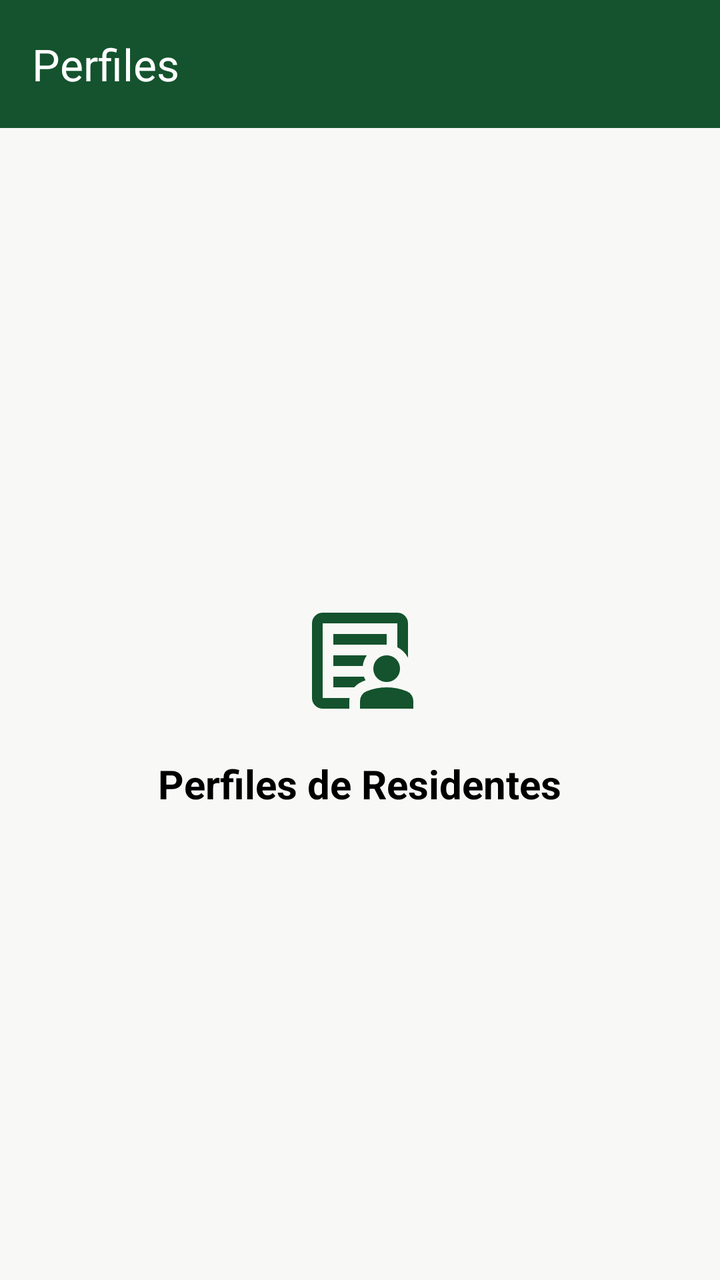
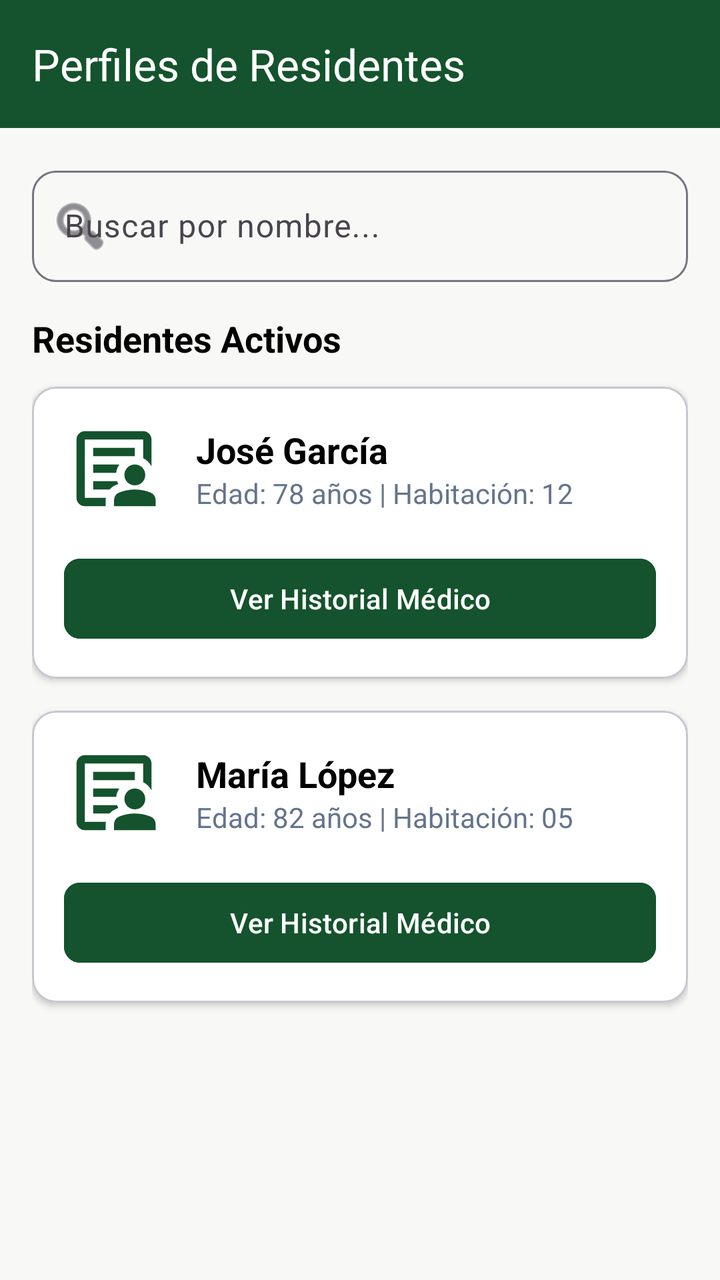

Screens rendered from an Android XML layout before and after an edit, with the pre-edit source and the edit as a unified diff.
<!-- AndroidManifest.xml: application theme Theme.ControlDeMedicamentos -->
<!-- res/layout/activity_perfiles.xml -->
<?xml version="1.0" encoding="utf-8"?>
<LinearLayout xmlns:android="http://schemas.android.com/apk/res/android"
    xmlns:app="http://schemas.android.com/apk/res-auto"
    android:layout_width="match_parent"
    android:layout_height="match_parent"
    android:orientation="vertical"
    android:background="@color/bg_screen">

    <androidx.appcompat.widget.Toolbar
        android:id="@+id/toolbar"
        android:layout_width="match_parent"
        android:layout_height="?attr/actionBarSize"
        android:background="@color/primary_green"
        app:title="Perfiles"
        app:titleTextColor="@color/white" />

    <LinearLayout
        android:layout_width="match_parent"
        android:layout_height="match_parent"
        android:gravity="center"
        android:orientation="vertical">

        <ImageView
            android:layout_width="64dp"
            android:layout_height="64dp"
            android:src="@drawable/ic_perfiles"
            app:tint="@color/primary_green"
            android:layout_marginBottom="16dp"/>

        <TextView
            android:layout_width="wrap_content"
            android:layout_height="wrap_content"
            android:text="Perfiles de Residentes"
            android:textSize="20sp"
            android:textStyle="bold"
            android:textColor="@color/black"/>
    </LinearLayout>
</LinearLayout>
<!-- resources referenced by this layout -->
<resources>
  <color name="bg_screen">#F8F9F6</color>
  <color name="black">#FF000000</color>
  <color name="primary_green">#14532D</color>
  <color name="white">#FFFFFFFF</color>
  <!-- drawable ic_perfiles (drawable) -->
  <vector xmlns:android="http://schemas.android.com/apk/res/android" android:height="24dp" android:tint="#000000" android:viewportHeight="960" android:viewportWidth="960" android:width="24dp">
        
      <path android:fillColor="@android:color/white" android:pathData="M200,760L200,760Q200,760 200,760Q200,760 200,760L200,200Q200,200 200,200Q200,200 200,200L200,200Q200,200 200,200Q200,200 200,200L200,379Q200,370 200,365Q200,360 200,360Q200,360 200,412.5Q200,465 200,540Q200,563 200,585Q200,607 200,627Q200,644 200,675Q200,706 200,760ZM280,520L501,520Q503,498 511,478Q519,458 531,440L280,440L280,520ZM280,680L437,680Q454,660 476,647.5Q498,635 522,627Q518,621 515,614Q512,607 510,600L280,600L280,680ZM280,360L680,360Q680,360 680,360Q680,360 680,360L680,280L280,280L280,360ZM200,840Q167,840 143.5,816.5Q120,793 120,760L120,200Q120,167 143.5,143.5Q167,120 200,120L760,120Q793,120 816.5,143.5Q840,167 840,200L840,458Q826,432 806,412Q786,392 760,379L760,200Q760,200 760,200Q760,200 760,200L200,200Q200,200 200,200Q200,200 200,200L200,760Q200,760 200,760Q200,760 200,760L402,760Q401,766 400.5,772Q400,778 400,784L400,840L200,840ZM609,611Q580,582 580,540Q580,498 609,469Q638,440 680,440Q722,440 751,469Q780,498 780,540Q780,582 751,611Q722,640 680,640Q638,640 609,611ZM480,840L480,784Q480,760 492.5,739.5Q505,719 528,710Q564,695 602.5,687.5Q641,680 680,680Q719,680 757.5,687.5Q796,695 832,710Q855,719 867.5,739.5Q880,760 880,784L880,840L480,840Z"/>
      
  </vector>
  <style name="Theme.ControlDeMedicamentos" parent="Base.Theme.ControlDeMedicamentos" />
  <style name="Base.Theme.ControlDeMedicamentos" parent="Theme.Material3.DayNight.NoActionBar">
          
          
      </style>
</resources>

<!-- the commit's change to res/layout/activity_perfiles.xml (unified diff, before → after) -->
@@ -6,33 +6,177 @@
     android:orientation="vertical"
     android:background="@color/bg_screen">
 
+    
     <androidx.appcompat.widget.Toolbar
         android:id="@+id/toolbar"
         android:layout_width="match_parent"
         android:layout_height="?attr/actionBarSize"
         android:background="@color/primary_green"
-        app:title="Perfiles"
+        app:title="Perfiles de Residentes"
         app:titleTextColor="@color/white" />
 
-    <LinearLayout
+    <androidx.core.widget.NestedScrollView
         android:layout_width="match_parent"
         android:layout_height="match_parent"
-        android:gravity="center"
-        android:orientation="vertical">
+        android:fillViewport="true">
 
-        <ImageView
-            android:layout_width="64dp"
-            android:layout_height="64dp"
-            android:src="@drawable/ic_perfiles"
-            app:tint="@color/primary_green"
-            android:layout_marginBottom="16dp"/>
+        <LinearLayout
+            android:layout_width="match_parent"
+            android:layout_height="wrap_content"
+            android:orientation="vertical"
+            android:padding="16dp">
 
-        <TextView
-            android:layout_width="wrap_content"
-            android:layout_height="wrap_content"
-            android:text="Perfiles de Residentes"
-            android:textSize="20sp"
-            android:textStyle="bold"
-            android:textColor="@color/black"/>
-    </LinearLayout>
+            
+            <com.google.android.material.textfield.TextInputLayout
+                android:layout_width="match_parent"
+                android:layout_height="wrap_content"
+                android:hint="Buscar por nombre..."
+                app:startIconDrawable="@android:drawable/ic_menu_search"
+                app:boxCornerRadiusTopStart="12dp"
+                app:boxCornerRadiusTopEnd="12dp"
+                app:boxCornerRadiusBottomStart="12dp"
+                app:boxCornerRadiusBottomEnd="12dp"
+                android:layout_marginBottom="16dp">
+
+                <com.google.android.material.textfield.TextInputEditText
+                    android:layout_width="match_parent"
+                    android:layout_height="wrap_content"
+                    android:inputType="textPersonName" />
+            </com.google.android.material.textfield.TextInputLayout>
+
+            <TextView
+                android:layout_width="wrap_content"
+                android:layout_height="wrap_content"
+                android:text="Residentes Activos"
+                android:textSize="18sp"
+                android:textStyle="bold"
+                android:textColor="@color/black"
+                android:layout_marginBottom="12dp"/>
+
+            
+            <com.google.android.material.card.MaterialCardView
+                android:layout_width="match_parent"
+                android:layout_height="wrap_content"
+                android:layout_marginBottom="16dp"
+                app:cardCornerRadius="12dp"
+                app:cardElevation="2dp"
+                app:cardBackgroundColor="@color/white">
+
+                <LinearLayout
+                    android:layout_width="match_parent"
+                    android:layout_height="wrap_content"
+                    android:orientation="vertical"
+                    android:padding="16dp">
+
+                    <LinearLayout
+                        android:layout_width="match_parent"
+                        android:layout_height="wrap_content"
+                        android:orientation="horizontal"
+                        android:gravity="center_vertical">
+
+                        
+                        <ImageView
+                            android:layout_width="50dp"
+                            android:layout_height="50dp"
+                            android:src="@drawable/ic_perfiles"
+                            app:tint="@color/primary_green"
+                            android:layout_marginEnd="16dp"/>
+
+                        <LinearLayout
+                            android:layout_width="0dp"
+                            android:layout_height="wrap_content"
+                            android:layout_weight="1"
+                            android:orientation="vertical">
+
+                            <TextView
+                                android:layout_width="wrap_content"
+                                android:layout_height="wrap_content"
+                                android:text="José García"
+                                android:textSize="18sp"
+                                android:textStyle="bold"
+                                android:textColor="@color/black"/>
+
+                            <TextView
+                                android:layout_width="wrap_content"
+                                android:layout_height="wrap_content"
+                                android:text="Edad: 78 años | Habitación: 12"
+                                android:textSize="14sp"
+                                android:textColor="@color/text_grey"/>
+                        </LinearLayout>
+                    </LinearLayout>
+
+                    
+                    <com.google.android.material.button.MaterialButton
+                        android:layout_width="match_parent"
+                        android:layout_height="wrap_content"
+                        android:layout_marginTop="16dp"
+                        android:text="Ver Historial Médico"
+                        app:cornerRadius="8dp"
+                        android:backgroundTint="@color/primary_green"/>
+                </LinearLayout>
+            </com.google.android.material.card.MaterialCardView>
+
+            
+            <com.google.android.material.card.MaterialCardView
+                android:layout_width="match_parent"
+                android:layout_height="wrap_content"
+                android:layout_marginBottom="16dp"
+                app:cardCornerRadius="12dp"
+                app:cardElevation="2dp"
+                app:cardBackgroundColor="@color/white">
+
+                <LinearLayout
+                    android:layout_width="match_parent"
+                    android:layout_height="wrap_content"
+                    android:orientation="vertical"
+                    android:padding="16dp">
+
+                    <LinearLayout
+                        android:layout_width="match_parent"
+                        android:layout_height="wrap_content"
+                        android:orientation="horizontal"
+                        android:gravity="center_vertical">
+
+                        <ImageView
+                            android:layout_width="50dp"
+                            android:layout_height="50dp"
+                            android:src="@drawable/ic_perfiles"
+                            app:tint="@color/primary_green"
+                            android:layout_marginEnd="16dp"/>
+
+                        <LinearLayout
+                            android:layout_width="0dp"
+                            android:layout_height="wrap_content"
+                            android:layout_weight="1"
+                            android:orientation="vertical">
+
+                            <TextView
+                                android:layout_width="wrap_content"
+                                android:layout_height="wrap_content"
+                                android:text="María López"
+                                android:textSize="18sp"
+                                android:textStyle="bold"
+                                android:textColor="@color/black"/>
+
+                            <TextView
+                                android:layout_width="wrap_content"
+                                android:layout_height="wrap_content"
+                                android:text="Edad: 82 años | Habitación: 05"
+                                android:textSize="14sp"
+                                android:textColor="@color/text_grey"/>
+                        </LinearLayout>
+                    </LinearLayout>
+
+                    <com.google.android.material.button.MaterialButton
+                        android:layout_width="match_parent"
+                        android:layout_height="wrap_content"
+                        android:layout_marginTop="16dp"
+                        android:text="Ver Historial Médico"
+                        app:cornerRadius="8dp"
+                        android:backgroundTint="@color/primary_green"/>
+                </LinearLayout>
+            </com.google.android.material.card.MaterialCardView>
+
+        </LinearLayout>
+    </androidx.core.widget.NestedScrollView>
 </LinearLayout>
<!-- resource entries referenced after the edit -->
@@ -3,6 +3,7 @@
   <color name="bg_screen">#F8F9F6</color>
   <color name="black">#FF000000</color>
   <color name="primary_green">#14532D</color>
+  <color name="text_grey">#64748B</color>
   <color name="white">#FFFFFFFF</color>
   <!-- drawable ic_perfiles (drawable) -->
   <vector xmlns:android="http://schemas.android.com/apk/res/android" android:height="24dp" android:tint="#000000" android:viewportHeight="960" android:viewportWidth="960" android:width="24dp">
